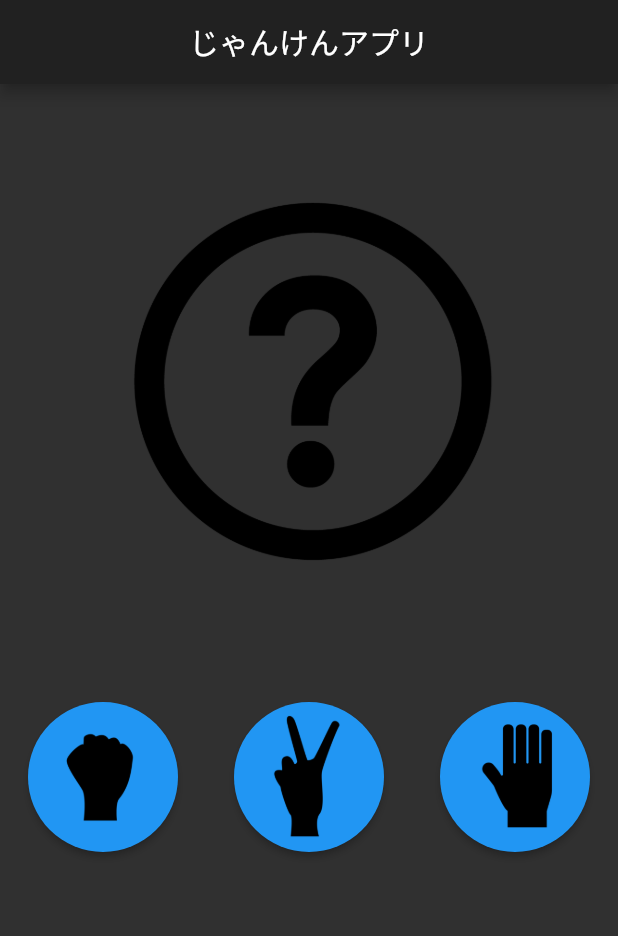
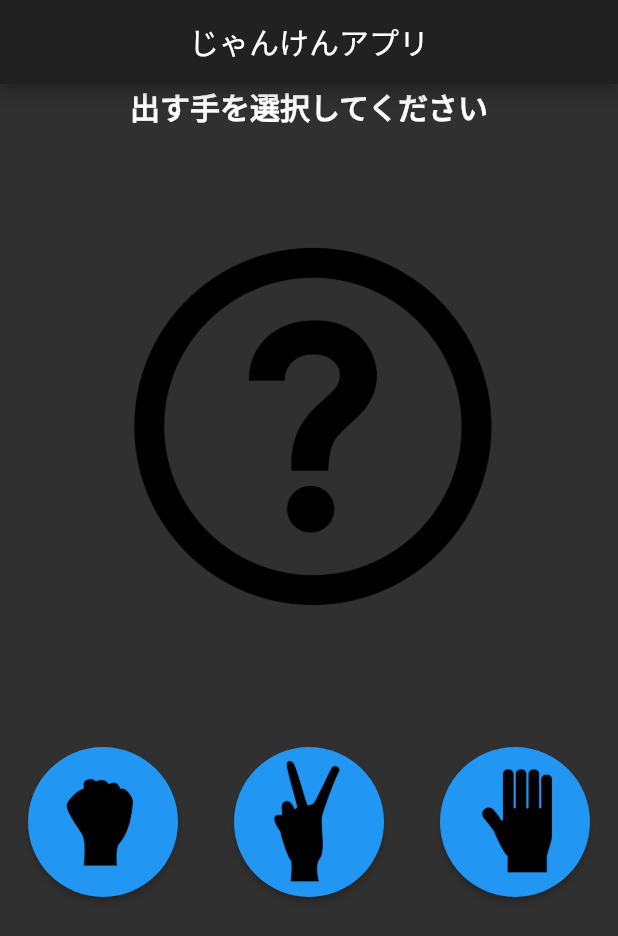
Before and after one commit to hachimitsuboy/janken_app, a Flutter app: the screen it shows after launch, on a phone screen of 412 x 824 dp. Shown: the top 936 px of the screen. Run offline on Flutter 3.47's test engine with Material 2 defaults, Android fonts, the phone set to English and light mode, and no system bars.

Commit message:
ジャンケンの判定まで完了

```diff
--- a/lib/screens/home_screen.dart
+++ b/lib/screens/home_screen.dart
@@ -1,5 +1,5 @@
 import 'package:flutter/material.dart';
-import 'dart';
+import 'dart:math' as Math;
 
 class HomeScreen extends StatefulWidget {
   const HomeScreen({Key? key}) : super(key: key);
@@ -10,6 +10,12 @@ class HomeScreen extends StatefulWidget {
 
 class _HomeScreenState extends State<HomeScreen> {
   Widget _imageWidget = Image.asset("assets/images/hatena.png");
+  String _textHeader = "出す手を選択してください";
+
+  late Widget _selectButton1;
+  late Widget _selectButton2;
+  late Widget _selectButton3;
+
 
   @override
   Widget build(BuildContext context) {
@@ -20,12 +26,34 @@ class _HomeScreenState extends State<HomeScreen> {
       ),
       body: Column(
         children: [
+          Text(
+            _textHeader,
+            style: TextStyle(
+              fontWeight: FontWeight.bold,
+              fontSize: 20,
+            ),
+          ),
           _imageWidget,
           Row(
             children: [
-              Expanded(flex: 1, child: _selectButton("rock.png", 1)),
-              Expanded(flex: 1, child: _selectButton("scissors.png", 2)),
-              Expanded(flex: 1, child: _selectButton("paper.png", 3)),
+              Expanded(
+                  flex: 1,
+                  child: Visibility(
+                    child: _selectButton1 = _selectButton("rock.png", 1),
+                    visible: true,
+                  )),
+              Expanded(
+                  flex: 1,
+                  child: Visibility(
+                    child: _selectButton2 = _selectButton("scissors.png", 2),
+                    visible: true,
+                  )),
+              Expanded(
+                  flex: 1,
+                  child: Visibility(
+                    child: _selectButton3 = _selectButton("paper.png", 3),
+                    visible: true,
+                  )),
             ],
           ),
         ],
@@ -60,7 +88,65 @@ class _HomeScreenState extends State<HomeScreen> {
 
   _onClick(int selectNumber) {
     //setStateメソッドを呼び出して、新しい描画
+    //1:グー,2:チョキ,3:パー
 
-    print("押されたよ！");
+    var _rand = new Math.Random();
+    var _randInt = _rand.nextInt(3) + 1;
+    var _judgeString = _judge(_randInt, selectNumber);
+
+    print("CPUの手$_randInt");
+    print("選択した手:$selectNumber");
+    print(_judgeString);
+
+    _resultView(_judgeString, selectNumber);
+  }
+
+  String _judge(int randInt, int selectNumber) {
+    late String _judgeString;
+
+    if (((selectNumber == 1) && (randInt == 2)) ||
+        ((selectNumber == 2) && (randInt == 3)) ||
+        ((selectNumber == 3) && (randInt == 1))) {
+      _judgeString = "勝利！おめでとう！";
+    } else if (((selectNumber == 1) && (randInt == 3)) ||
+        ((selectNumber == 2) && (randInt == 1)) ||
+        ((selectNumber == 3) && (randInt == 2))) {
+      _judgeString = "敗北！残念。。";
+    } else {
+      _judgeString = "引き分け！";
+    }
+
+    return _judgeString;
+  }
+
+  void _resultView(String _judgeString, int selectNumber) {
+    setState(() {
+      if (selectNumber == 1) {
+        _imageWidget = Image.asset("assets/images/rock.png");
+      } else if (selectNumber == 2) {
+        _imageWidget = Image.asset("assets/images/scissors.png");
+      } else {
+        _imageWidget = Image.asset("assets/images/paper.png");
+      }
+
+      _textHeader = _judgeString;
+
+
+      Visibility(
+        child: _selectButton1,
+        visible: false,
+      );
+
+      Visibility(
+        child: _selectButton2,
+        visible: false,
+      );
+
+      Visibility(
+        child: _selectButton3,
+        visible: false,
+      );
+
+    });
   }
 }
```
